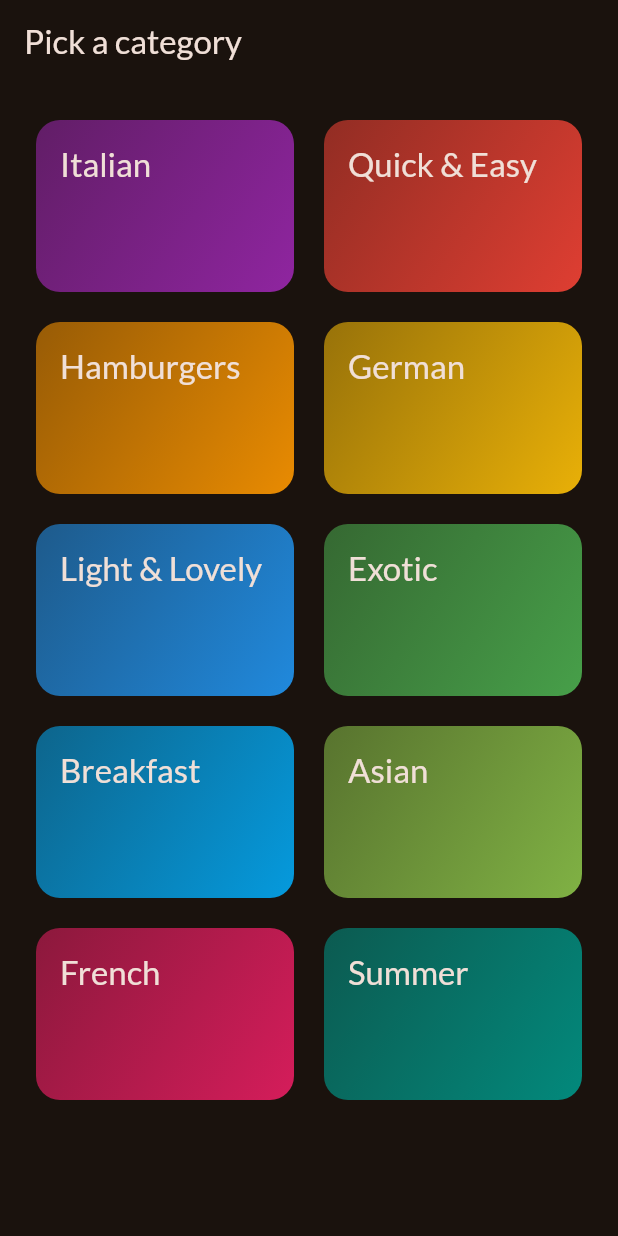
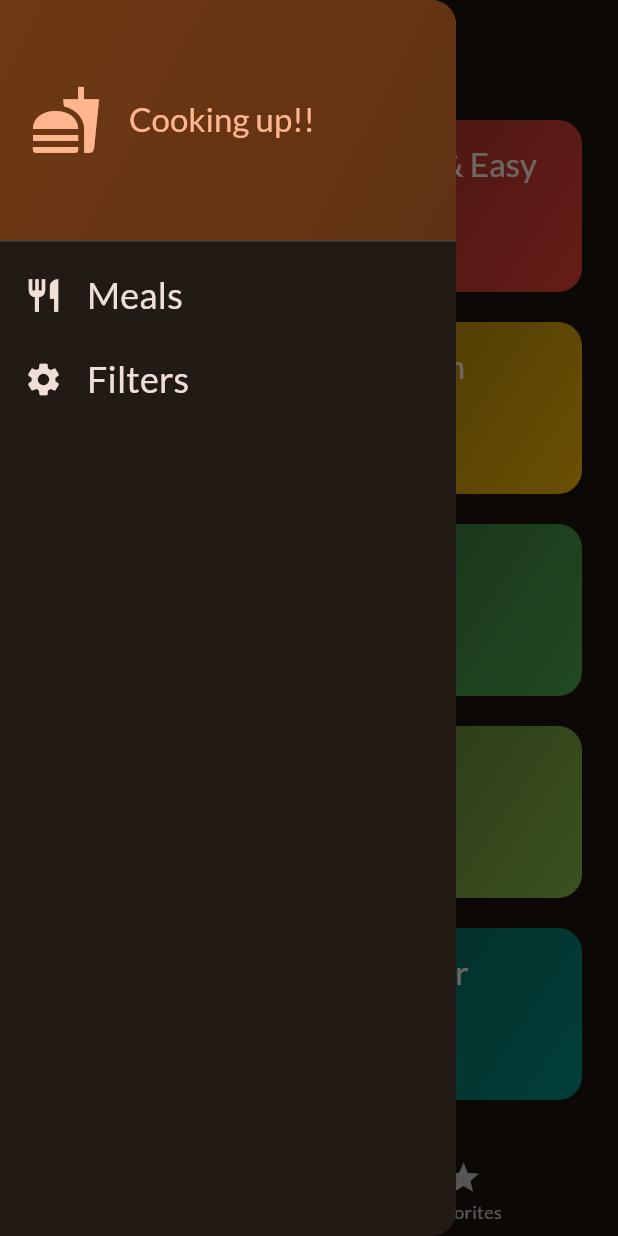
Before and after one commit to ElnazDt/meals_app, a Flutter app: the screen it shows after launch, with the side drawer open (before the commit the screen has no drawer), on a phone screen of 412 x 824 dp. Run offline on Flutter 3.47's test engine with Material 3 defaults, Android fonts, the phone set to English and light mode, and no system bars; our stand-ins replace google_fonts, transparent_image.

Commit message:
second version

```diff
--- a/lib/main.dart
+++ b/lib/main.dart
@@ -1,6 +1,6 @@
 import 'package:flutter/material.dart';
 import 'package:google_fonts/google_fonts.dart';
-import 'package:meals/screens/categories.dart';
+import 'package:meals/screens/tabs.dart';
 
 final theme = ThemeData(
   useMaterial3: true,
@@ -22,7 +22,7 @@ class App extends StatelessWidget {
   Widget build(BuildContext context) {
     return MaterialApp(
       theme: theme,
-      home: const CategoriesScreen()
+      home: const TabsScreen(),
     );
   }
 }
--- a/lib/screens/categories.dart
+++ b/lib/screens/categories.dart
@@ -3,9 +3,15 @@ import 'package:meals/data/dummy_data.dart';
 import 'package:meals/screens/meals.dart';
 import 'package:meals/widgets/category_grid_item.dart';
 import 'package:meals/models/category.dart';
+import 'package:meals/models/meal.dart';
 
 class CategoriesScreen extends StatelessWidget {
-  const CategoriesScreen({super.key});
+  const CategoriesScreen({
+    super.key,
+    required this.onToggleFavorites,
+  });
+
+  final void Function(Meal meal) onToggleFavorites;
 
   void _selectCategory(BuildContext context, Category category) {
     final filteredMeals = dummyMeals
@@ -18,6 +24,7 @@ class CategoriesScreen extends StatelessWidget {
         builder: (ctx) => MealsScreen(
           title: category.title,
           meals: filteredMeals,
+          onToggleFavorites: onToggleFavorites,
         ),
       ),
     ); //Navigator.of(context).push(route)
@@ -25,11 +32,7 @@ class CategoriesScreen extends StatelessWidget {
 
   @override
   Widget build(BuildContext context) {
-    return Scaffold(
-      appBar: AppBar(
-        title: const Text('Pick a category'),
-      ),
-      body: GridView(
+    return GridView(
       padding: const EdgeInsets.all(24),
       gridDelegate: const SliverGridDelegateWithFixedCrossAxisCount(
         crossAxisCount: 2,
@@ -46,7 +49,6 @@ class CategoriesScreen extends StatelessWidget {
             },
           )
       ],
-      ),
     );
   }
 }
--- a/lib/screens/tabs.dart
+++ b/lib/screens/tabs.dart
@@ -1,7 +1,11 @@
 import 'package:flutter/material.dart';
 import 'package:meals/screens/categories.dart';
+import 'package:meals/screens/filters.dart';
+import 'package:meals/screens/meals.dart';
+import 'package:meals/models/meal.dart';
+import 'package:meals/widgets/main_drawer.dart';
 
-class TabsScreen extends StatefulWidget{
+class TabsScreen extends StatefulWidget {
   const TabsScreen({super.key});
 
   @override
@@ -12,33 +16,82 @@ class TabsScreen extends StatefulWidget{
 
 class _TabsScreenState extends State<TabsScreen> {
   int _selectedPageIndex = 0;
+  final List<Meal> _favoriteMeals = [];
 
-  void _selectPage(int index){
+  void _showInfoMessage(String message) {
+    ScaffoldMessenger.of(context).clearSnackBars();
+    ScaffoldMessenger.of(context).showSnackBar(
+      SnackBar(
+        content: Text(message),
+      ),
+    );
+  }
+
+  void _toggleMealFavoriteStatus(Meal meal) {
+    final isExisting = _favoriteMeals.contains(meal);
+
+    if (isExisting) {
+      setState(() {
+        _favoriteMeals.remove(meal);
+      });
+      _showInfoMessage('Meal is no longer a favorite.');
+    } else {
+      setState(() {
+        _favoriteMeals.add(meal);
+        _showInfoMessage('Marked as a favorite!');
+      });
+    }
+  }
+
+  void _selectPage(int index) {
     setState(() {
       _selectedPageIndex = index;
     });
   }
 
+  void _setScreen(String identifier) {
+    Navigator.of(context).pop();
+    if (identifier == 'filters') {
+      Navigator.of(context).push(
+        MaterialPageRoute(
+          builder: (ctx) => const FiltersScreen(),
+        ),
+      );
+    } else {
+      Navigator.of(context).pop();
+    }
+  }
+
   @override
   Widget build(BuildContext context) {
-    Widget activePage = const CategoriesScreen();
+    Widget activePage = CategoriesScreen(
+      onToggleFavorites: _toggleMealFavoriteStatus,
+    );
+    var activePageTitle = 'Categories';
 
-    if(_selectedPageIndex == 1) {
-      //activePage
+    if (_selectedPageIndex == 1) {
+      activePage = MealsScreen(
+        meals: _favoriteMeals,
+        onToggleFavorites: _toggleMealFavoriteStatus,
+      );
+      activePageTitle = 'Your favorites';
     }
-
 
     return Scaffold(
       appBar: AppBar(
-        title: Text('dynamic...'),
+        title: Text(activePageTitle),
       ),
-      //body: ,
+      drawer: MainDrawer(
+        onSelectScreen: _setScreen,
+      ),
+      body: activePage,
       bottomNavigationBar: BottomNavigationBar(
         onTap: _selectPage,
+        currentIndex: _selectedPageIndex,
         items: const [
-          BottomNavigationBarItem(icon: Icon(Icons.set_meal), label: 'Categories'),
+          BottomNavigationBarItem(
+              icon: Icon(Icons.set_meal), label: 'Categories'),
           BottomNavigationBarItem(icon: Icon(Icons.star), label: 'Favorites'),
-
         ],
       ),
     );
--- /dev/null
+++ b/lib/widgets/main_drawer.dart
@@ -0,0 +1,82 @@
+import 'package:flutter/material.dart';
+
+class MainDrawer extends StatelessWidget {
+  const MainDrawer({
+    super.key,
+    required this.onSelectScreen,
+  });
+
+  final void Function(String identifier) onSelectScreen;
+
+  @override
+  Widget build(BuildContext context) {
+    return Drawer(
+      child: Column(
+        children: [
+          DrawerHeader(
+            padding: const EdgeInsets.all(20),
+            decoration: BoxDecoration(
+                gradient: LinearGradient(
+              colors: [
+                Theme.of(context).colorScheme.primaryContainer,
+                Theme.of(context).colorScheme.primaryContainer.withOpacity(0.8),
+              ],
+              begin: Alignment.topLeft,
+              end: Alignment.bottomRight,
+            )),
+            child: Row(
+              children: [
+                Icon(
+                  Icons.fastfood,
+                  size: 48,
+                  color: Theme.of(context).colorScheme.primary,
+                ),
+                const SizedBox(width: 18),
+                Text(
+                  'Cooking up!!',
+                  style: Theme.of(context).textTheme.titleLarge!.copyWith(
+                        color: Theme.of(context).colorScheme.primary,
+                      ),
+                ),
+              ],
+            ),
+          ),
+          ListTile(
+            leading: Icon(
+              Icons.restaurant,
+              size: 26,
+              color: Theme.of(context).colorScheme.onSurface,
+            ),
+            title: Text(
+              'Meals',
+              style: Theme.of(context).textTheme.titleSmall!.copyWith(
+                    color: Theme.of(context).colorScheme.onSurface,
+                    fontSize: 24,
+                  ),
+            ),
+            onTap: () {
+              onSelectScreen('meals');
+            },
+          ),
+          ListTile(
+            leading: Icon(
+              Icons.settings,
+              size: 26,
+              color: Theme.of(context).colorScheme.onSurface,
+            ),
+            title: Text(
+              'Filters',
+              style: Theme.of(context).textTheme.titleSmall!.copyWith(
+                    color: Theme.of(context).colorScheme.onSurface,
+                    fontSize: 24,
+                  ),
+            ),
+            onTap: () {
+              onSelectScreen('filters');
+            },
+          ),
+        ],
+      ),
+    );
+  }
+}
```
Also changed, not shown: lib/screens/filters.dart (added, +62 -0 lines), lib/screens/meals.dart (+17 -4 lines), lib/screens/meals_details.dart (+12 -1 lines). Lines whose indentation alone changed are shown as unchanged.
